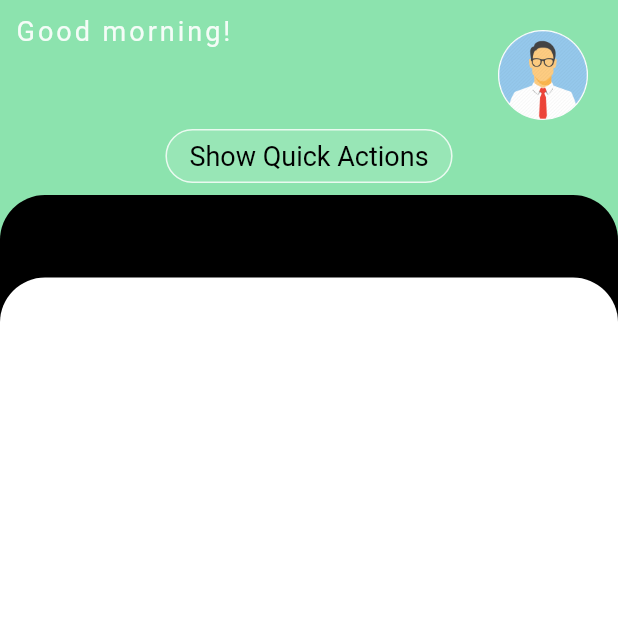
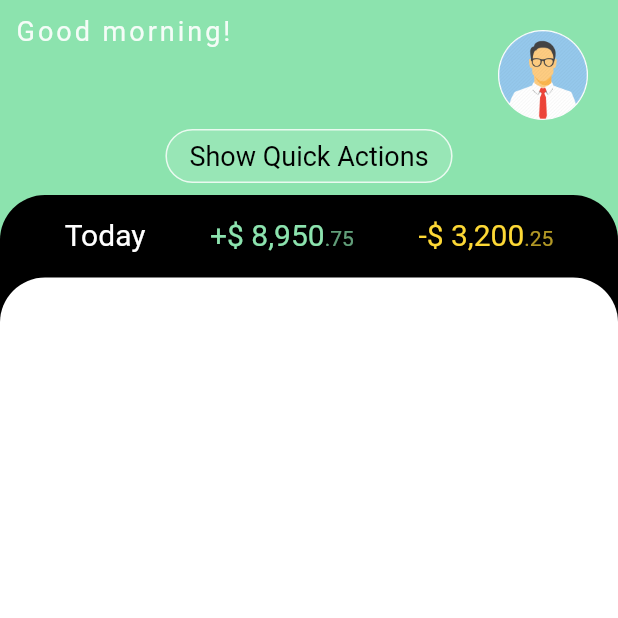
Before and after one commit to suljevicsemir/transactions_app, a Flutter app: the Home screen opened by its route, on a phone screen of 412 x 824 dp, the top half of it. Run offline on Flutter 3.47's test engine with Material 2 defaults, Android fonts, the phone set to English and light mode, and no system bars; our stand-ins replace cloud_firestore, firebase_auth, firebase_core, flutter_secure_storage; missing offline and left inert: flutter_beep; accounts and stored records are empty.

Commit message:
Completed black part with mock data. On to the list of transfers.

```diff
--- a/lib/screens/home.dart
+++ b/lib/screens/home.dart
@@ -5,7 +5,8 @@ import 'package:flutter/material.dart';
 import 'package:transactions_app/firebase_services/firestore_provider.dart';
 import 'package:transactions_app/models/account.dart';
 import 'package:transactions_app/palette.dart';
-import 'package:transactions_app/widget/circle_painter.dart';
+
+import 'file:///C:/Users/ASRock%20pro/Desktop/flutter%20projects/transactions_app/lib/utils/circle_painter.dart';
 
 class Home extends StatefulWidget {
   final _firestoreProvider = FirestoreProvider();
@@ -144,12 +145,32 @@ class _HomeState extends State<Home> {
                   minHeight: 105,
                   maxHeight: double.infinity
                 ),
-                child: Row(
-                  mainAxisAlignment: MainAxisAlignment.spaceEvenly,
-                  crossAxisAlignment: CrossAxisAlignment.start,
-                  children: [
+                child: Container(
+                  margin: EdgeInsets.only(top: 15),
+                  child: Row(
+                    mainAxisAlignment: MainAxisAlignment.spaceEvenly,
+                    crossAxisAlignment: CrossAxisAlignment.start,
+                    children: [
+                        Text('Today', style: TextStyle(color: Colors.white, fontSize: 20)),
+                        RichText(
+                          text: TextSpan(
+                            children: [
+                              TextSpan(text: '+\$ 8,950', style: TextStyle(color: Palette.themeGreen, fontSize: 20),),
+                              TextSpan(text: '.75', style: TextStyle(color: Palette.themeGreen.withOpacity(0.7), fontSize: 14),)
+                            ]
+                          ),
+                        ),
+                        RichText(
+                        text: TextSpan(
+                            children: [
+                              TextSpan(text: '-\$ 3,200', style: TextStyle(color: Colors.yellow[600], fontSize: 20)),
+                              TextSpan(text: '.25', style: TextStyle(color: Colors.yellow[600].withOpacity(0.7), fontSize: 14))
+                            ]
+                            ),
+                        ),
 
-                  ],
+                    ],
+                  ),
                 ),
               ),
             ),
@@ -166,9 +187,6 @@ class _HomeState extends State<Home> {
                 ),
               ),
             ),
-
-
-
           ],
         )
       )
--- a/lib/widget/circle_painter.dart
+++ b/lib/utils/circle_painter.dart
@@ -20,6 +20,4 @@ class CirclePainter extends CustomPainter{
     return false;
   }
 
-
-
 }
```
